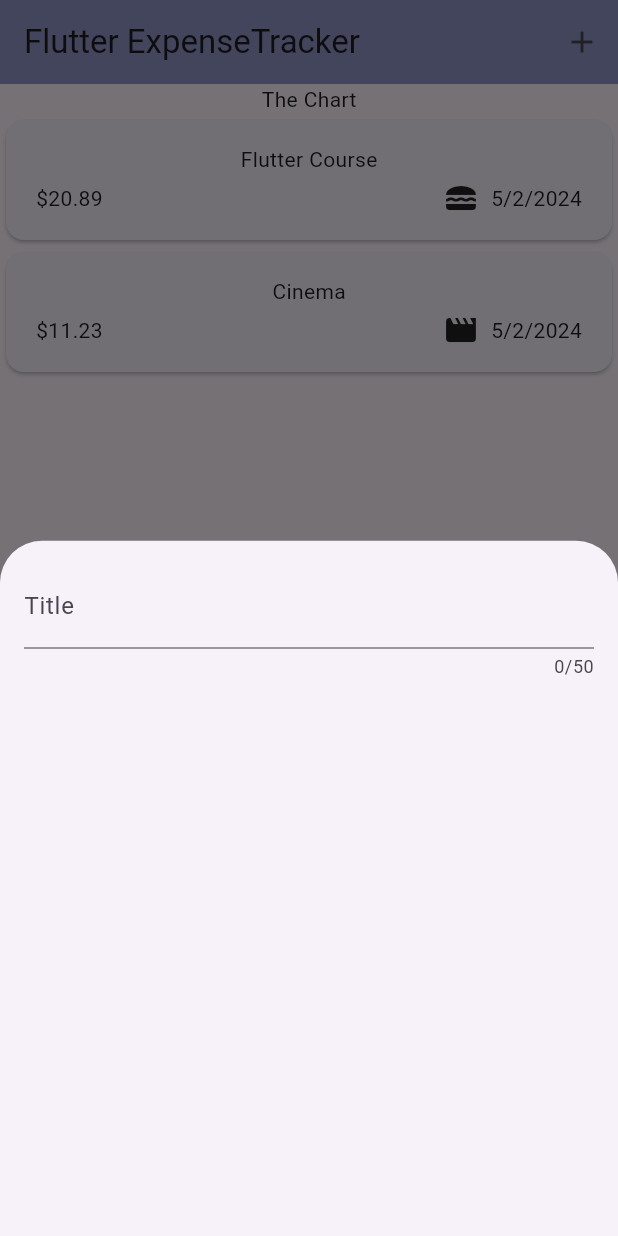
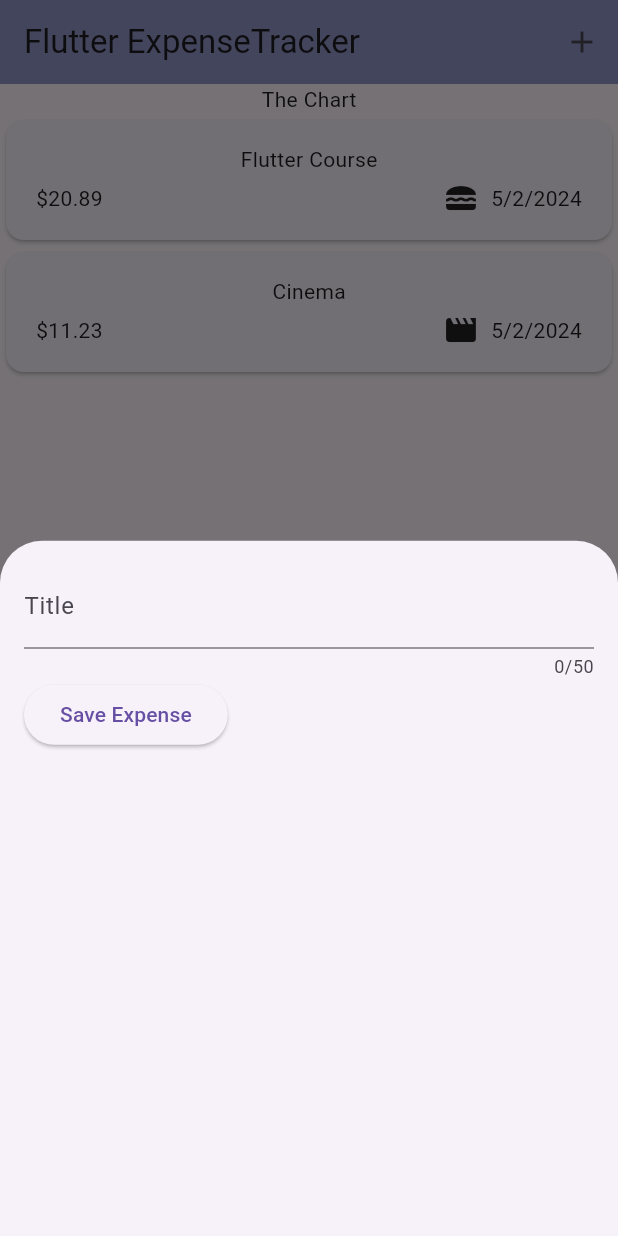
Before and after one commit to fauzanmzlm/expense_tracker, a Flutter app: the screen it shows after launch, after a tap on the "add" icon, on a phone screen of 412 x 824 dp. Run offline on Flutter 3.47's test engine with Material 3 defaults, Android fonts, the phone set to English and light mode, and no system bars.

Commit message:
Getting User Input on Every Keystroke

```diff
--- a/lib/widgets/new_expense.dart
+++ b/lib/widgets/new_expense.dart
@@ -10,16 +10,35 @@ class NewExpense extends StatefulWidget {
 }
 
 class _NewExpenseState extends State<NewExpense> {
+  var _enteredTitle = '';
+
+  void _saveTitleInput(String inputValue) {
+    _enteredTitle = inputValue;
+  }
+
   @override
   Widget build(BuildContext context) {
     return Padding(
       padding: const EdgeInsets.all(16),
       child: Column(
-        children: const [
+        children: [
           TextField(
+            onChanged: _saveTitleInput,
             maxLength: 50,
-            decoration: InputDecoration(label: Text('Title')),
+            decoration: const InputDecoration(
+              label: Text('Title'),
+            ),
           ),
+          Row(
+            children: [
+              ElevatedButton(
+                onPressed: () {
+                  print(_enteredTitle);
+                },
+                child: const Text('Save Expense'),
+              )
+            ],
+          )
         ],
       ),
     );
```
